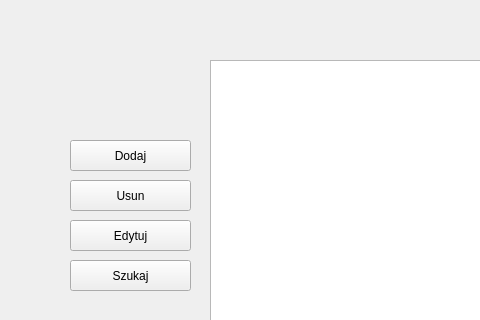
Above: mainwindow.ui from IPP-Projekt/Uczelnia_z_bibloteka_klas before the change; both pictures show x 0 to 480 and y 0 to 320 of the 800 by 600 pixel window. Below: the same form after it.
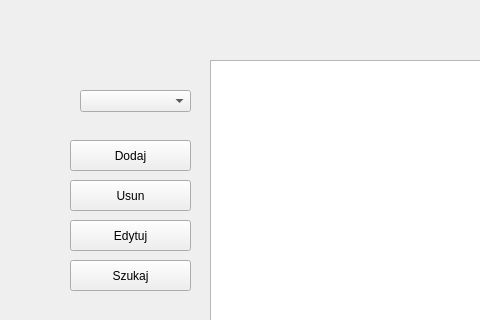
That is the form after the change.

```diff
--- a/mainwindow.ui
+++ b/mainwindow.ui
@@ -76,6 +76,16 @@
      </rect>
     </property>
    </widget>
+   <widget class="QComboBox" name="comboBoxTable">
+    <property name="geometry">
+     <rect>
+      <x>80</x>
+      <y>90</y>
+      <width>111</width>
+      <height>22</height>
+     </rect>
+    </property>
+   </widget>
   </widget>
   <widget class="QMenuBar" name="menubar">
    <property name="geometry">
```
